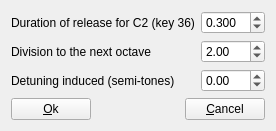
davy7125/polyphone, file sources/editor/tools/release/toolrelease_gui.ui: the form before one commit.
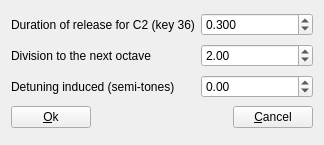
The form after the commit.

Commit message: Num preset / bank fix

```diff
--- a/sources/editor/tools/release/toolrelease_gui.ui
+++ b/sources/editor/tools/release/toolrelease_gui.ui
@@ -6,8 +6,8 @@
    <rect>
     <x>0</x>
     <y>0</y>
-    <width>257</width>
-    <height>128</height>
+    <width>324</width>
+    <height>145</height>
    </rect>
   </property>
   <property name="windowTitle">
```
Left out of the diff: 10 changed lines with no effect on the pictures. The commit also changes 2 other files.
